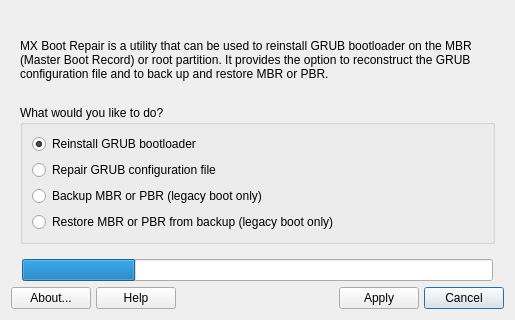
Before: the Qt Designer form mxbootrepair.ui in darthnoob/mx-bootrepair, drawn with Qt 5.
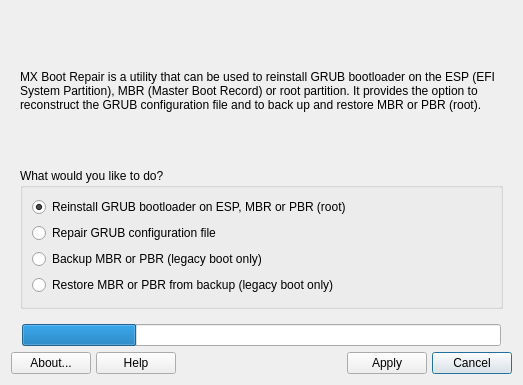
After: the same form once the commit is applied. Icons and pictures are not drawn.

Commit message: Edits to Description, Tags

```diff
--- a/mxbootrepair.ui
+++ b/mxbootrepair.ui
@@ -6,8 +6,8 @@
    <rect>
     <x>0</x>
     <y>0</y>
-    <width>515</width>
-    <height>320</height>
+    <width>523</width>
+    <height>385</height>
    </rect>
   </property>
   <property name="sizePolicy">
@@ -36,7 +36,7 @@
        <item>
         <widget class="QLabel" name="infoLabel">
          <property name="text">
-          <string>MX Boot Repair is a utility that can be used to reinstall GRUB bootloader on the MBR (Master Boot Record) or root partition. It provides the option to reconstruct the GRUB configuration file and to back up and restore MBR or PBR.</string>
+          <string>MX Boot Repair is a utility that can be used to reinstall GRUB bootloader on the ESP (EFI System Partition), MBR (Master Boot Record) or root partition. It provides the option to reconstruct the GRUB configuration file and to back up and restore MBR or PBR (root).</string>
          </property>
          <property name="textFormat">
           <enum>Qt::PlainText</enum>
@@ -83,7 +83,7 @@
           <item row="1" column="0">
            <widget class="QRadioButton" name="reinstallRadioButton">
             <property name="text">
-             <string>Reinstall GRUB bootloader</string>
+             <string>Reinstall GRUB bootloader on ESP, MBR or PBR (root)</string>
             </property>
             <property name="checked">
              <bool>true</bool>
```
Left out of the diff: 12 changed lines with no effect on the pictures.
